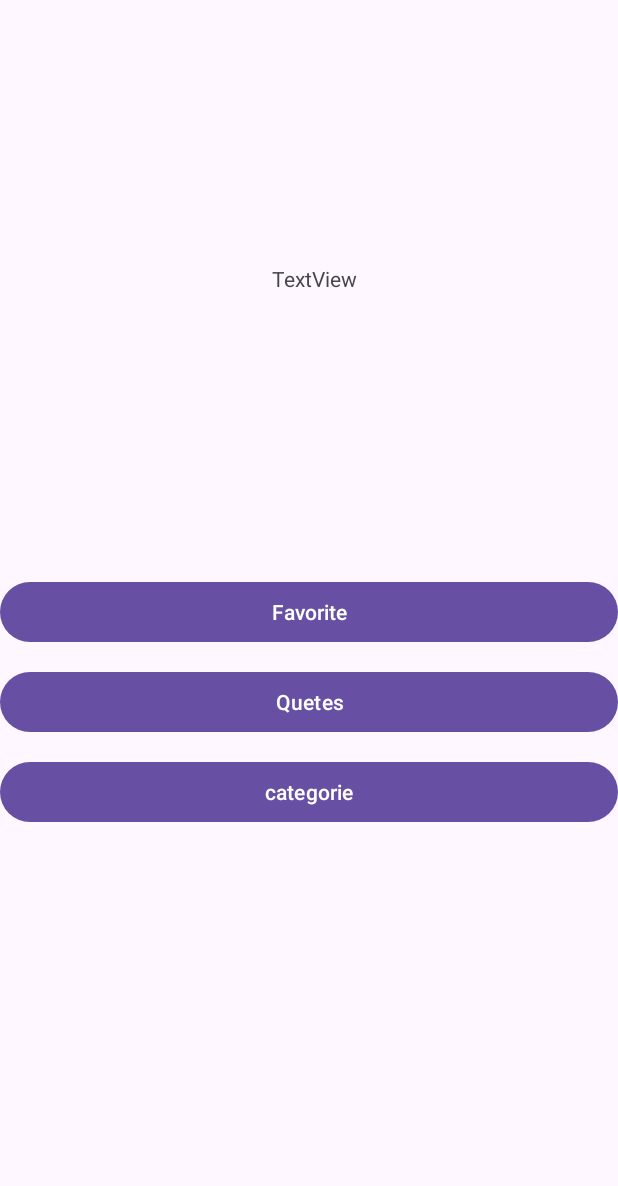
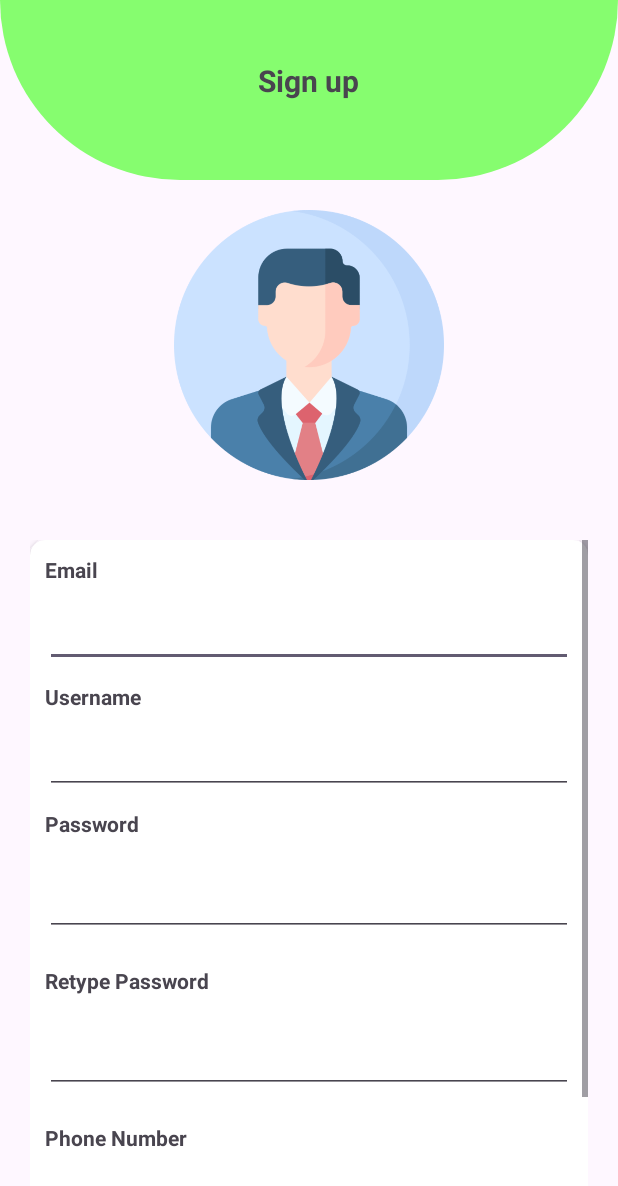
Before and after one commit to 5-etincelle/Book-Haven-, an Android app: the screen it shows after launch (MainActivity before the commit, signUp after it), after a tap on "sign up !", on a phone screen of 412 x 824 dp. Shown: the top 1186 px of the screen. Run offline under Robolectric (Android 15) with nearby library versions, the phone set to English and light mode, and no system bars; 1 statement that could not run was skipped.

Commit message:
register page signUp not complited ! :ayoub

```diff
--- a/app/src/main/AndroidManifest.xml
+++ b/app/src/main/AndroidManifest.xml
@@ -28,6 +28,10 @@
             android:name=".activities.MainActivity"
             android:exported="false" />
         <activity
+            android:name=".login_register.signUp"
+            android:exported="false" />
+
+        <activity
             android:name=".activities.Splash_Activities"
             android:exported="true">
             <intent-filter>
@@ -37,5 +41,4 @@
             </intent-filter>
         </activity>
     </application>
-
 </manifest>
--- a/app/src/main/java/com/example/bookhaven/login_register/login_kotlin.kt
+++ b/app/src/main/java/com/example/bookhaven/login_register/login_kotlin.kt
@@ -12,6 +12,7 @@ import com.example.bookhaven.R
 import com.example.bookhaven.activities.MainActivity
 import com.example.bookhaven.dao
 import com.example.bookhaven.data.Personne
+import kotlin.math.sign
 
 class login_kotlin : AppCompatActivity() {
     val o1 = dao(mutableListOf(Personne(1,"ayoub","ayoub"), Personne(2,"admin","admin")))
@@ -30,7 +31,7 @@ class login_kotlin : AppCompatActivity() {
             else Toast.makeText(this, "Empty input", Toast.LENGTH_LONG).show()
         }
         signup.setOnClickListener{
-            val intent = Intent(this, MainActivity::class.java)
+            val intent = Intent(this, signUp::class.java)
             startActivity(intent)
         }
 
--- a/app/src/main/java/com/example/bookhaven/login_register/signUp.kt
+++ b/app/src/main/java/com/example/bookhaven/login_register/signUp.kt
@@ -1,12 +1,22 @@
-//package com.example.bookhaven.login_register
-//
-//import android.os.Bundle
-//import androidx.appcompat.app.AppCompatActivity
-//import com.example.bookhaven.R
-//
-//class signUp :AppCompatActivity {
-//    override fun onCreate(savedInstanceState: Bundle?) {
-//        super.onCreate(savedInstanceState)
-//        setContentView(R.layout.)
-//    }
-//}
+package com.example.bookhaven.login_register
+
+import android.annotation.SuppressLint
+import android.os.Bundle
+import android.widget.EditText
+import androidx.appcompat.app.AppCompatActivity
+import com.example.bookhaven.R
+
+class signUp :AppCompatActivity() {
+    @SuppressLint("MissingInflatedId", "WrongViewCast")
+    override fun onCreate(savedInstanceState: Bundle?) {
+        super.onCreate(savedInstanceState)
+        setContentView(R.layout.activity_register)
+        val email = findViewById<EditText>(R.id.email)
+        val username = findViewById<EditText>(R.id.name)
+        val password = findViewById<EditText>(R.id.password_register)
+        val password_confirm = findViewById<EditText>(R.id.password_register_confirm)
+        val num = findViewById<EditText>(R.id.num)
+
+
+    }
+}
--- /dev/null
+++ b/app/src/main/res/drawable/background_1_register.xml
@@ -0,0 +1,7 @@
+<?xml version="1.0" encoding="utf-8"?>
+<shape
+    xmlns:android="http://schemas.android.com/apk/res/android">
+    <solid android:color= "@color/green_main"></solid>
+        <corners android:bottomLeftRadius="250dp"
+            android:bottomRightRadius="250dp"></corners>
+</shape>
--- /dev/null
+++ b/app/src/main/res/layout/activity_register.xml
@@ -0,0 +1,176 @@
+<?xml version="1.0" encoding="utf-8"?>
+<RelativeLayout xmlns:android="http://schemas.android.com/apk/res/android"
+    xmlns:app="http://schemas.android.com/apk/res-auto"
+    xmlns:tools="http://schemas.android.com/tools"
+    android:layout_width="match_parent"
+    android:layout_height="match_parent">
+
+
+    <androidx.appcompat.widget.Toolbar
+        android:id="@+id/bgHeader"
+        android:layout_width="match_parent"
+        android:layout_height="120dp"
+        android:background="@drawable/background_1_register"
+        android:elevation="5dp"/>
+
+    <TextView
+        android:id="@+id/tvSignUp"
+        android:layout_width="wrap_content"
+        android:layout_height="wrap_content"
+        android:layout_centerHorizontal="true"
+        android:layout_marginTop="40dp"
+        android:elevation="10dp"
+        android:text="Sign up"
+        android:textSize="20sp"
+        android:textStyle="bold"
+        android:transitionName="tvLogin" />
+
+    <RelativeLayout
+        android:id="@+id/piclayout"
+        android:layout_width="wrap_content"
+        android:layout_height="wrap_content"
+        android:layout_below="@+id/bgHeader"
+        android:layout_centerInParent="true">
+
+
+        <ImageView
+            android:layout_width="match_parent"
+            android:layout_margin="20dp"
+            android:layout_height="180dp"
+            android:src="@drawable/avatar_register" />
+
+    </RelativeLayout>
+
+    <ScrollView
+        android:layout_width="match_parent"
+        android:layout_height="match_parent"
+        android:layout_below="@+id/piclayout"
+        android:layout_margin="20dp">
+
+
+        <RelativeLayout
+            android:id="@+id/rlayout"
+            android:layout_width="match_parent"
+            android:layout_height="match_parent">
+
+
+            <androidx.cardview.widget.CardView
+                android:id="@+id/cv"
+                android:layout_width="match_parent"
+                android:layout_height="wrap_content"
+                app:cardCornerRadius="10dp"
+                app:cardElevation="4dp">
+
+
+                <LinearLayout
+                    android:layout_width="match_parent"
+                    android:layout_height="wrap_content"
+                    android:orientation="vertical"
+                    android:paddingBottom="50dp">
+
+                    <TextView
+                        android:layout_width="wrap_content"
+                        android:layout_height="wrap_content"
+                        android:layout_margin="10dp"
+                        android:text="Email"
+                        android:textSize="14sp"
+                        android:textStyle="bold" />
+
+                    <EditText
+                        android:id="@+id/email"
+                        android:layout_width="match_parent"
+                        android:layout_height="wrap_content"
+                        android:layout_marginLeft="10dp"
+                        android:layout_marginRight="10dp"
+                        android:inputType="textEmailAddress" />
+
+                    <TextView
+                        android:layout_width="wrap_content"
+                        android:layout_height="wrap_content"
+                        android:layout_margin="10dp"
+                        android:text="Username"
+                        android:textSize="14sp"
+                        android:textStyle="bold" />
+
+                    <EditText
+                        android:id="@+id/name"
+                        android:layout_width="match_parent"
+                        android:layout_height="wrap_content"
+                        android:layout_marginLeft="10dp"
+                        android:layout_marginRight="10dp"
+                        android:inputType="text" />
+
+                    <TextView
+                        android:layout_width="wrap_content"
+                        android:layout_height="wrap_content"
+                        android:layout_margin="10dp"
+                        android:text="Password"
+                        android:textSize="14sp"
+                        android:textStyle="bold" />
+
+
+                    <EditText
+                        android:id="@+id/password_register"
+                        android:layout_width="match_parent"
+                        android:layout_height="wrap_content"
+                        android:layout_margin="10dp"/>
+
+
+                    <TextView
+                        android:id="@+id/password_register_confirm"
+                        android:layout_width="wrap_content"
+                        android:layout_height="wrap_content"
+                        android:layout_margin="10dp"
+                        android:text="Retype Password"
+                        android:textSize="14sp"
+                        android:textStyle="bold" />
+
+                    <EditText
+                        android:layout_width="match_parent"
+                        android:layout_height="wrap_content"
+                        android:layout_margin="10dp"/>
+
+
+                    <TextView
+                        android:layout_width="wrap_content"
+                        android:layout_height="wrap_content"
+                        android:layout_margin="10dp"
+                        android:text="Phone Number"
+                        android:textSize="14sp"
+                        android:textStyle="bold" />
+
+                    <EditText
+                        android:id="@+id/num"
+                        android:layout_width="match_parent"
+                        android:layout_height="wrap_content"
+                        android:layout_marginLeft="10dp"
+                        android:layout_marginRight="10dp"
+                        android:inputType="phone" />
+                </LinearLayout>
+            </androidx.cardview.widget.CardView>
+
+            <RelativeLayout
+                android:layout_width="wrap_content"
+                android:layout_height="wrap_content"
+                android:layout_below="@+id/cv"
+                android:layout_alignLeft="@+id/cv"
+                android:layout_alignRight="@+id/cv"
+                android:layout_marginLeft="35dp"
+                android:layout_marginTop="-30dp"
+                android:layout_marginRight="35dp"
+                android:elevation="10dp">
+
+                <Button
+                    android:id="@+id/signUp"
+                    android:layout_width="match_parent"
+                    android:layout_height="wrap_content"
+                    android:text="Sign up"
+                    android:backgroundTint="@color/green_main"
+                    android:textAllCaps="false"/>
+
+
+            </RelativeLayout>
+        </RelativeLayout>
+    </ScrollView>
+
+</RelativeLayout>
--- a/app/src/main/res/values/colors.xml
+++ b/app/src/main/res/values/colors.xml
@@ -2,4 +2,5 @@
 <resources>
     <color name="black">#FF000000</color>
     <color name="white">#FFFFFFFF</color>
+    <color name="green_main">#86fd6f</color>
 </resources>
```
Also changed, not shown: app/src/main/res/drawable/background_circles_l.xml (added, +8 -0 lines), app/src/main/res/drawable/background_circles_r.xml (added, +8 -0 lines), app/src/main/res/drawable/custom_button_background.xml (added, +9 -0 lines), app/src/main/res/layout/login_page_layout.xml (+43 -19 lines).
